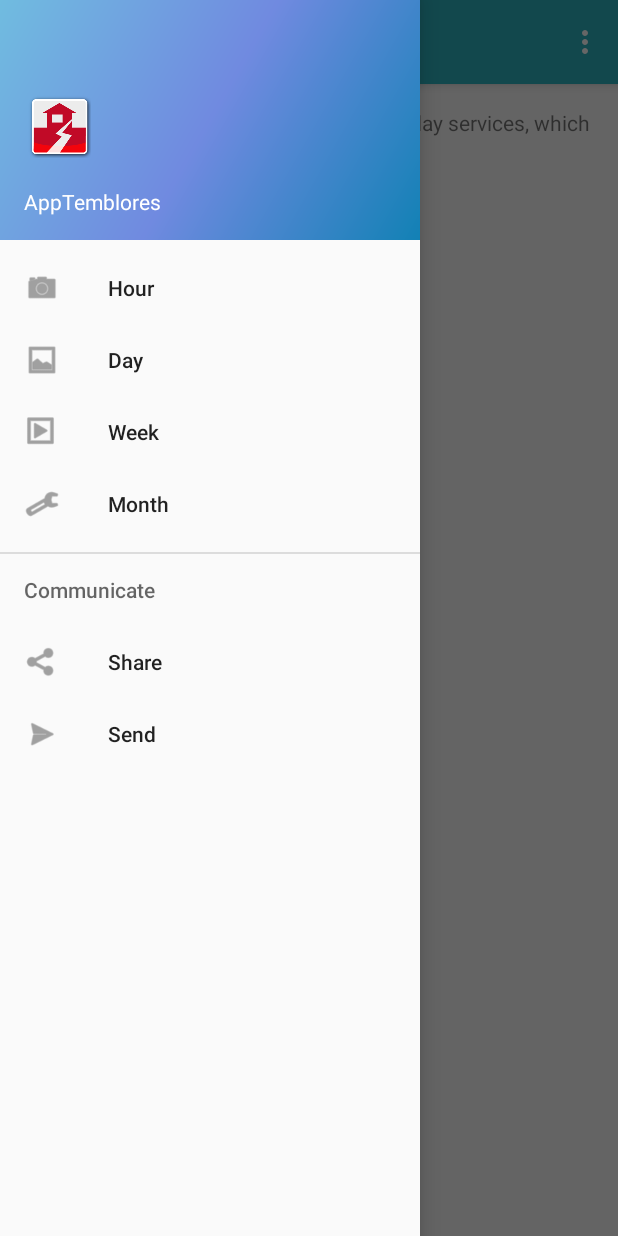
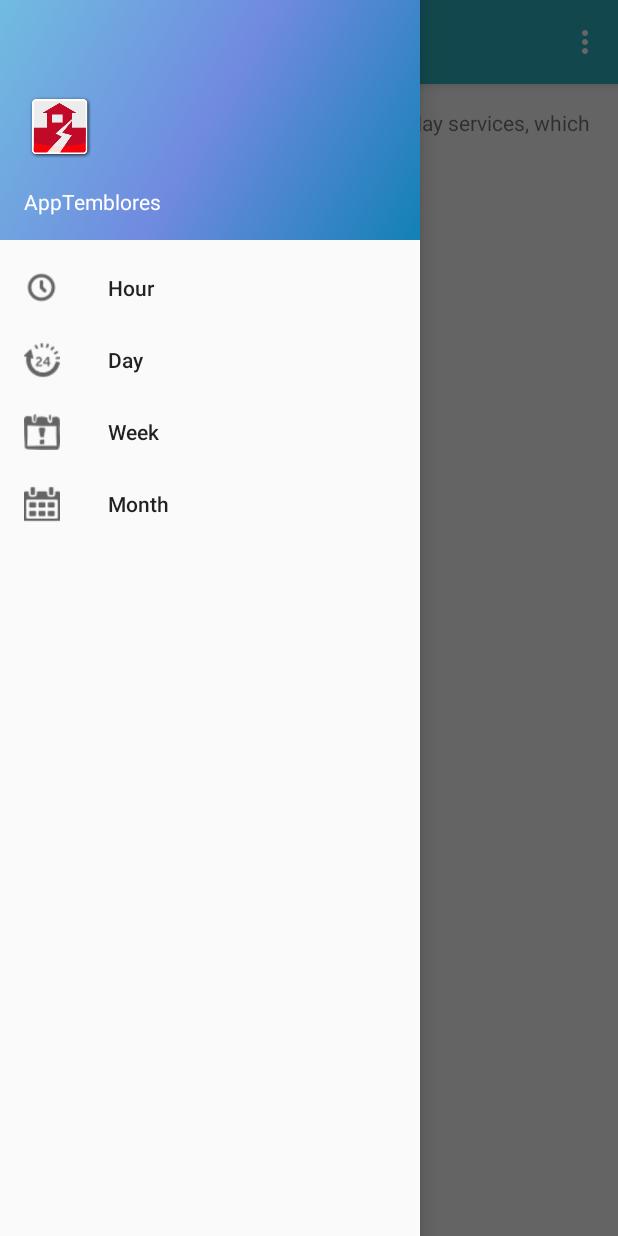
Before and after one commit to andreaPemi/ProyectoTemblores, an Android app: the MainActivity screen opened directly, with no data from a screen before it, with the side drawer open, on a phone screen of 412 x 824 dp. Run offline under Robolectric (Android 15) with nearby library versions, the phone set to English and light mode, and no system bars.

Commit message:
cambio iconos menu
cambiado los iconos del menu, comentado la segunda parte del menu, no
me acuerdo que queríamos poner.
Falta estrechar el menu, porque cuando se gira el movil ocupa media
pantalla.

```diff
--- a/AppTemblores/app/src/main/AndroidManifest.xml
+++ b/AppTemblores/app/src/main/AndroidManifest.xml
@@ -24,7 +24,9 @@
         <activity
             android:name=".MainActivity"
             android:label="@string/app_name"
-            android:theme="@style/AppTheme.NoActionBar">
+            android:theme="@style/AppTheme.NoActionBar"
+            android:configChanges="orientation|screenSize|keyboardHidden">
+
             <intent-filter>
                 <action android:name="android.intent.action.MAIN" />
 
--- a/AppTemblores/app/src/main/res/layout/activity_main.xml
+++ b/AppTemblores/app/src/main/res/layout/activity_main.xml
@@ -1,5 +1,6 @@
 <?xml version="1.0" encoding="utf-8"?>
-<android.support.v4.widget.DrawerLayout xmlns:android="http://schemas.android.com/apk/res/android"
+<android.support.v4.widget.DrawerLayout
+    xmlns:android="http://schemas.android.com/apk/res/android"
     xmlns:app="http://schemas.android.com/apk/res-auto"
     xmlns:tools="http://schemas.android.com/tools"
     android:id="@+id/drawer_layout"
--- a/AppTemblores/app/src/main/res/layout/content_main.xml
+++ b/AppTemblores/app/src/main/res/layout/content_main.xml
@@ -12,7 +12,7 @@
     app:layout_behavior="@string/appbar_scrolling_view_behavior"
     tools:context="com.example.andresandreamarcos.micajon.MainActivity"
     tools:showIn="@layout/app_bar_main">
-
+<!-- contenedor de Frame(menu lateral)-->
     <FrameLayout
         android:id="@+id/content_frame"
         android:layout_width="match_parent"
--- a/AppTemblores/app/src/main/res/menu/activity_main_drawer.xml
+++ b/AppTemblores/app/src/main/res/menu/activity_main_drawer.xml
@@ -3,24 +3,25 @@
 
     <group android:checkableBehavior="single">
         <item
-            android:id="@+id/nav_camera"
-            android:icon="@drawable/ic_menu_camera"
+            android:id="@+id/nav_hour"
+            android:icon="@drawable/hour_icon"
             android:title="Hour" >
         </item>
         <item
-            android:id="@+id/nav_gallery"
-            android:icon="@drawable/ic_menu_gallery"
+            android:id="@+id/nav_day"
+            android:icon="@drawable/day_icon"
             android:title="Day" />
         <item
-            android:id="@+id/nav_slideshow"
-            android:icon="@drawable/ic_menu_slideshow"
+            android:id="@+id/nav_week"
+            android:icon="@drawable/week_icon"
             android:title="Week" />
         <item
-            android:id="@+id/nav_manage"
-            android:icon="@drawable/ic_menu_manage"
+            android:id="@+id/nav_month"
+            android:icon="@drawable/month_icon"
             android:title="Month" />
     </group>
 
+   <!--
     <item android:title="Communicate">
         <menu>
             <item
@@ -33,5 +34,5 @@
                 android:title="Send" />
         </menu>
     </item>
-
+-->
 </menu>
--- a/AppTemblores/app/src/main/res/values/dimens.xml
+++ b/AppTemblores/app/src/main/res/values/dimens.xml
@@ -2,6 +2,7 @@
     <!-- Default screen margins, per the Android Design guidelines. -->
     <dimen name="nav_header_vertical_spacing">16dp</dimen>
     <dimen name="nav_header_height">160dp</dimen>
+    <dimen name="nav_header_width">100dp</dimen>
     <!-- Default screen margins, per the Android Design guidelines. -->
     <dimen name="activity_horizontal_margin">16dp</dimen>
     <dimen name="activity_vertical_margin">16dp</dimen>
--- a/AppTemblores/app/src/main/res/values/drawables.xml
+++ /dev/null
@@ -1,8 +0,0 @@
-<resources xmlns:android="http://schemas.android.com/apk/res/android">
-    <item name="ic_menu_camera" type="drawable">@android:drawable/ic_menu_camera</item>
-    <item name="ic_menu_gallery" type="drawable">@android:drawable/ic_menu_gallery</item>
-    <item name="ic_menu_slideshow" type="drawable">@android:drawable/ic_menu_slideshow</item>
-    <item name="ic_menu_manage" type="drawable">@android:drawable/ic_menu_manage</item>
-    <item name="ic_menu_share" type="drawable">@android:drawable/ic_menu_share</item>
-    <item name="ic_menu_send" type="drawable">@android:drawable/ic_menu_send</item>
-</resources>
```
Also changed, not shown: AppTemblores/app/src/main/java/com/example/andresandreamarcos/apptemblores/MainActivity.java (+9 -6 lines), AppTemblores/app/src/main/res/drawable/day_icon.png (added), AppTemblores/app/src/main/res/drawable/hour_icon.png (renamed from AppTemblores/app/src/main/res/drawable/hour_img.png), AppTemblores/app/src/main/res/drawable/month_icon.png (added), AppTemblores/app/src/main/res/drawable/week_icon.png (added).
